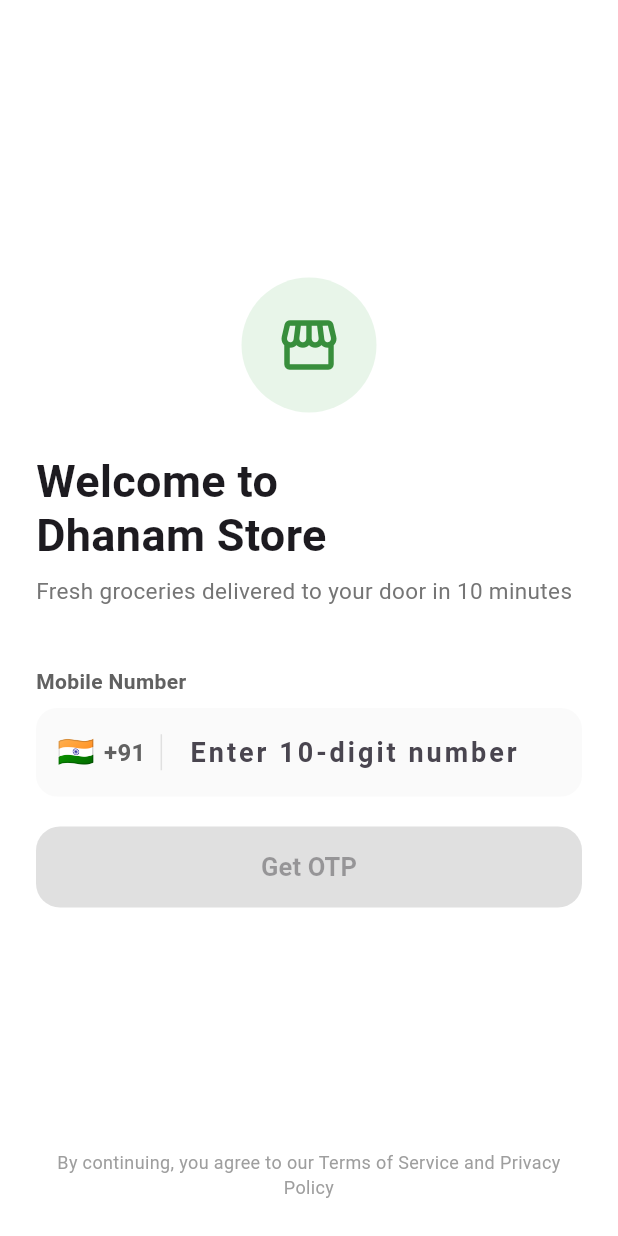
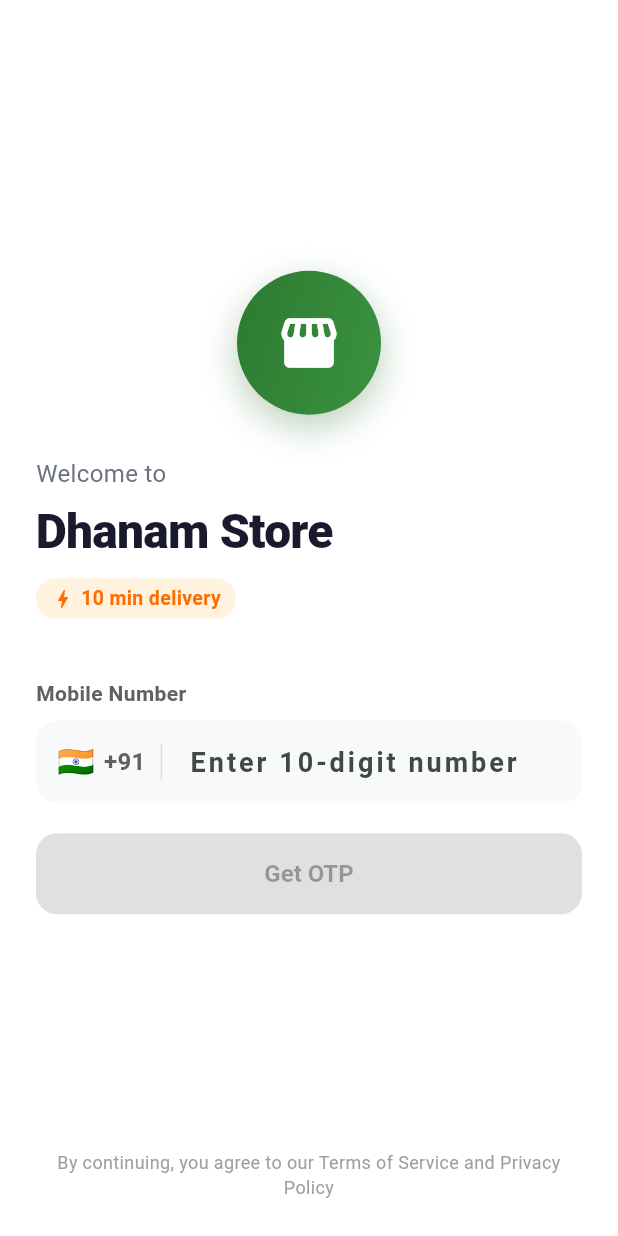
Before and after one commit to alfred-gif-cpu/dhanam-store, a Flutter app: the screen it shows after launch, on a phone screen of 412 x 824 dp. Run offline on Flutter 3.47's test engine with Material 3 defaults, Android fonts, the phone set to English and light mode, and no system bars; our stand-ins replace firebase_core, firebase_messaging, flutter_local_notifications, flutter_map, latlong2, shared_preferences and 1 more; accounts and stored records are empty; network calls fail.

Commit message:
UI refresh: new color scheme, welcome animations, greeting banner
- Deep green primary + orange accent color scheme with Material 3
- Login screen: fade+slide entrance animation, gradient logo
- Home screen: animated welcome banner with time-based greeting
- App bar greeting slides in after content loads
- Updated nav bar, cart badge, and section colors

```diff
--- a/lib/main.dart
+++ b/lib/main.dart
@@ -9,6 +9,7 @@
 import 'services/recently_viewed_service.dart';
 import 'services/search_history_service.dart';
 import 'services/wishlist_service.dart';
+import 'theme.dart';
 
 void main() async {
   WidgetsFlutterBinding.ensureInitialized();
@@ -33,10 +34,7 @@
     return MaterialApp(
       debugShowCheckedModeBanner: false,
       title: 'Dhanam Store',
-      theme: ThemeData(
-        primarySwatch: Colors.green,
-        scaffoldBackgroundColor: Colors.grey[50],
-      ),
+      theme: appTheme(),
       home: const LoginScreen(),
     );
   }
--- a/lib/screens/login_screen.dart
+++ b/lib/screens/login_screen.dart
@@ -1,6 +1,7 @@
 import 'package:flutter/material.dart';
 import 'package:flutter/services.dart';
 import '../services/auth_service.dart';
+import '../theme.dart';
 import 'otp_screen.dart';
 
 class LoginScreen extends StatefulWidget {
@@ -10,13 +11,32 @@
   State<LoginScreen> createState() => _LoginScreenState();
 }
 
-class _LoginScreenState extends State<LoginScreen> {
+class _LoginScreenState extends State<LoginScreen> with SingleTickerProviderStateMixin {
   final _phoneController = TextEditingController();
   bool _sending = false;
   String? _error;
+  late AnimationController _animCtrl;
+  late Animation<double> _fadeAnim;
+  late Animation<Offset> _slideAnim;
 
   String get _phone => _phoneController.text.trim();
   bool get _valid => _phone.length == 10;
+
+  @override
+  void initState() {
+    super.initState();
+    _animCtrl = AnimationController(vsync: this, duration: const Duration(milliseconds: 800));
+    _fadeAnim = CurvedAnimation(parent: _animCtrl, curve: Curves.easeOut);
+    _slideAnim = Tween(begin: const Offset(0, 0.1), end: Offset.zero).animate(CurvedAnimation(parent: _animCtrl, curve: Curves.easeOutCubic));
+    _animCtrl.forward();
+  }
+
+  @override
+  void dispose() {
+    _phoneController.dispose();
+    _animCtrl.dispose();
+    super.dispose();
+  }
 
   Future<void> _sendOtp() async {
     if (!_valid) return;
@@ -34,16 +54,14 @@
   }
 
   @override
-  void dispose() {
-    _phoneController.dispose();
-    super.dispose();
-  }
-
-  @override
   Widget build(BuildContext context) {
     return Scaffold(
       backgroundColor: Colors.white,
       body: SafeArea(
+        child: FadeTransition(
+          opacity: _fadeAnim,
+          child: SlideTransition(
+            position: _slideAnim,
             child: Padding(
               padding: const EdgeInsets.all(24),
               child: Column(
@@ -51,22 +69,45 @@
                 children: [
                   const Spacer(),
 
-              // Logo
+                  // Logo with gradient
                   Container(
-                width: 90,
-                height: 90,
-                decoration: BoxDecoration(color: Colors.green[50], shape: BoxShape.circle),
-                child: Icon(Icons.storefront, size: 44, color: Colors.green[700]),
+                    width: 96,
+                    height: 96,
+                    decoration: BoxDecoration(
+                      gradient: const LinearGradient(
+                        colors: [AppColors.primary, AppColors.primaryLight],
+                        begin: Alignment.topLeft,
+                        end: Alignment.bottomRight,
+                      ),
+                      shape: BoxShape.circle,
+                      boxShadow: [BoxShadow(color: AppColors.primary.withValues(alpha: 0.3), blurRadius: 20, offset: const Offset(0, 8))],
+                    ),
+                    child: const Icon(Icons.storefront_rounded, size: 44, color: Colors.white),
                   ),
                   const SizedBox(height: 28),
-              const Text('Welcome to\nDhanam Store',
-                  style: TextStyle(fontSize: 30, fontWeight: FontWeight.bold, height: 1.2)),
+                  const Text('Welcome to', style: TextStyle(fontSize: 16, color: AppColors.textSecondary)),
+                  const SizedBox(height: 4),
+                  const Text('Dhanam Store',
+                      style: TextStyle(fontSize: 32, fontWeight: FontWeight.w800, color: AppColors.textPrimary, letterSpacing: -0.5)),
                   const SizedBox(height: 8),
-              Text('Fresh groceries delivered to your door in 10 minutes',
-                  style: TextStyle(fontSize: 15, color: Colors.grey[600])),
+                  Row(
+                    children: [
+                      Container(
+                        padding: const EdgeInsets.symmetric(horizontal: 10, vertical: 4),
+                        decoration: BoxDecoration(color: AppColors.accentLight, borderRadius: BorderRadius.circular(20)),
+                        child: Row(
+                          mainAxisSize: MainAxisSize.min,
+                          children: [
+                            Icon(Icons.bolt, size: 16, color: AppColors.accent),
+                            const SizedBox(width: 4),
+                            Text('10 min delivery', style: TextStyle(fontSize: 13, fontWeight: FontWeight.w600, color: AppColors.accent)),
+                          ],
+                        ),
+                      ),
+                    ],
+                  ),
                   const SizedBox(height: 40),
 
-              // Phone input
                   Text('Mobile Number', style: TextStyle(fontSize: 14, fontWeight: FontWeight.w600, color: Colors.grey[700])),
                   const SizedBox(height: 8),
                   TextField(
@@ -80,7 +121,7 @@
                       prefixIcon: Container(
                         padding: const EdgeInsets.symmetric(horizontal: 14),
                         child: Row(mainAxisSize: MainAxisSize.min, children: [
-                      const Text('🇮🇳', style: TextStyle(fontSize: 20)),
+                          const Text('\u{1f1ee}\u{1f1f3}', style: TextStyle(fontSize: 20)),
                           const SizedBox(width: 6),
                           Text('+91', style: TextStyle(fontSize: 16, fontWeight: FontWeight.w600, color: Colors.grey[700])),
                           Container(width: 1, height: 24, margin: const EdgeInsets.only(left: 10), color: Colors.grey[300]),
@@ -88,42 +129,33 @@
                       ),
                       counterText: '',
                       filled: true,
-                  fillColor: Colors.grey[50],
+                      fillColor: AppColors.surface,
                       border: OutlineInputBorder(borderRadius: BorderRadius.circular(14), borderSide: BorderSide.none),
                       focusedBorder: OutlineInputBorder(borderRadius: BorderRadius.circular(14),
-                      borderSide: const BorderSide(color: Colors.green, width: 2)),
+                          borderSide: const BorderSide(color: AppColors.primary, width: 2)),
                     ),
                     style: const TextStyle(fontSize: 18, fontWeight: FontWeight.w600, letterSpacing: 2),
                   ),
 
                   if (_error != null) ...[
                     const SizedBox(height: 8),
-                Text(_error!, style: TextStyle(fontSize: 13, color: Colors.red[700])),
+                    Text(_error!, style: const TextStyle(fontSize: 13, color: AppColors.error)),
                   ],
 
                   const SizedBox(height: 20),
 
-              // Send OTP button
                   SizedBox(
                     height: 54,
                     child: ElevatedButton(
                       onPressed: _valid && !_sending ? _sendOtp : null,
-                  style: ElevatedButton.styleFrom(
-                    backgroundColor: Colors.green,
-                    foregroundColor: Colors.white,
-                    disabledBackgroundColor: Colors.grey[300],
-                    shape: RoundedRectangleBorder(borderRadius: BorderRadius.circular(16)),
-                    elevation: 0,
-                  ),
                       child: _sending
                           ? const SizedBox(width: 24, height: 24, child: CircularProgressIndicator(strokeWidth: 2, color: Colors.white))
-                      : const Text('Get OTP', style: TextStyle(fontSize: 17, fontWeight: FontWeight.bold)),
+                          : const Text('Get OTP'),
                     ),
                   ),
 
                   const Spacer(),
 
-              // Terms
                   Text(
                     'By continuing, you agree to our Terms of Service and Privacy Policy',
                     textAlign: TextAlign.center,
@@ -133,6 +165,8 @@
               ),
             ),
           ),
+        ),
+      ),
     );
   }
 }
--- /dev/null
+++ b/lib/theme.dart
@@ -0,0 +1,77 @@
+import 'package:flutter/material.dart';
+
+class AppColors {
+  static const primary = Color(0xFF1B5E20);
+  static const primaryLight = Color(0xFF4CAF50);
+  static const primarySurface = Color(0xFFE8F5E9);
+  static const accent = Color(0xFFFF6D00);
+  static const accentLight = Color(0xFFFFF3E0);
+  static const surface = Color(0xFFF8F9FA);
+  static const card = Colors.white;
+  static const textPrimary = Color(0xFF1A1A2E);
+  static const textSecondary = Color(0xFF6B7280);
+  static const textHint = Color(0xFF9CA3AF);
+  static const divider = Color(0xFFE5E7EB);
+  static const error = Color(0xFFEF4444);
+  static const success = Color(0xFF22C55E);
+  static const star = Color(0xFFFBBF24);
+}
+
+ThemeData appTheme() {
+  return ThemeData(
+    useMaterial3: true,
+    colorSchemeSeed: AppColors.primary,
+    scaffoldBackgroundColor: AppColors.surface,
+    fontFamily: 'Roboto',
+    appBarTheme: const AppBarTheme(
+      backgroundColor: Colors.white,
+      foregroundColor: AppColors.textPrimary,
+      elevation: 0,
+      surfaceTintColor: Colors.transparent,
+      centerTitle: false,
+    ),
+    cardTheme: CardThemeData(
+      color: AppColors.card,
+      elevation: 0,
+      shape: RoundedRectangleBorder(borderRadius: BorderRadius.circular(16)),
+    ),
+    elevatedButtonTheme: ElevatedButtonThemeData(
+      style: ElevatedButton.styleFrom(
+        backgroundColor: AppColors.primary,
+        foregroundColor: Colors.white,
+        disabledBackgroundColor: Colors.grey[300],
+        elevation: 0,
+        padding: const EdgeInsets.symmetric(horizontal: 24, vertical: 14),
+        shape: RoundedRectangleBorder(borderRadius: BorderRadius.circular(14)),
+        textStyle: const TextStyle(fontSize: 16, fontWeight: FontWeight.bold),
+      ),
+    ),
+    outlinedButtonTheme: OutlinedButtonThemeData(
+      style: OutlinedButton.styleFrom(
+        foregroundColor: AppColors.primary,
+        side: const BorderSide(color: AppColors.primary, width: 1.5),
+        padding: const EdgeInsets.symmetric(horizontal: 24, vertical: 14),
+        shape: RoundedRectangleBorder(borderRadius: BorderRadius.circular(14)),
+        textStyle: const TextStyle(fontSize: 16, fontWeight: FontWeight.bold),
+      ),
+    ),
+    inputDecorationTheme: InputDecorationTheme(
+      filled: true,
+      fillColor: AppColors.surface,
+      border: OutlineInputBorder(borderRadius: BorderRadius.circular(14), borderSide: BorderSide.none),
+      focusedBorder: OutlineInputBorder(borderRadius: BorderRadius.circular(14), borderSide: const BorderSide(color: AppColors.primary, width: 2)),
+      contentPadding: const EdgeInsets.symmetric(horizontal: 16, vertical: 14),
+    ),
+    bottomNavigationBarTheme: const BottomNavigationBarThemeData(
+      backgroundColor: Colors.white,
+      selectedItemColor: AppColors.primary,
+      unselectedItemColor: AppColors.textHint,
+      type: BottomNavigationBarType.fixed,
+      elevation: 8,
+    ),
+    snackBarTheme: SnackBarThemeData(
+      behavior: SnackBarBehavior.floating,
+      shape: RoundedRectangleBorder(borderRadius: BorderRadius.circular(12)),
+    ),
+  );
+}
```
Also changed, not shown: lib/screens/home_screen.dart (+89 -17 lines). Lines whose indentation alone changed are shown as unchanged.
